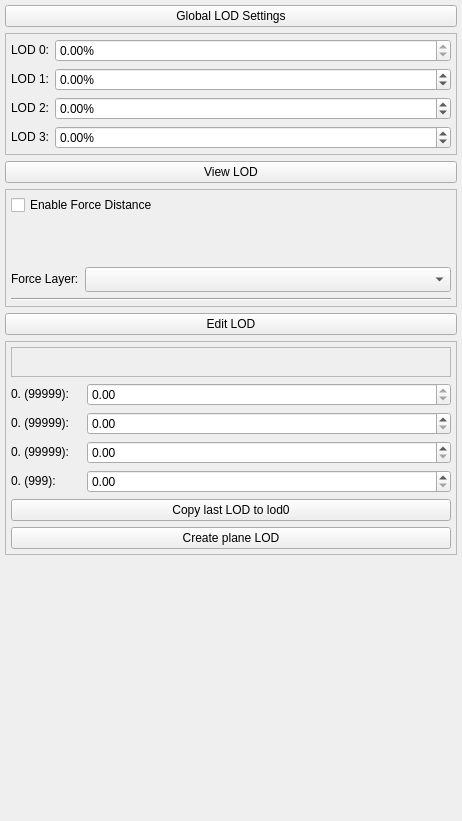
Above: Tools/ResourceEditor/DataQt/LODEditor.ui from xaoctech/dava.engine before the change. Below: the same form after it.
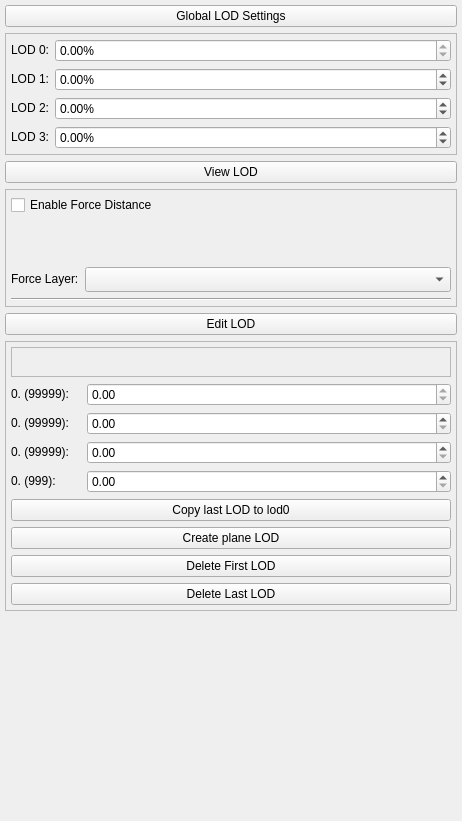
That is the form after the change. Icons and pictures are not drawn. Custom widgets are drawn as their Qt base class.

Commit message: [DF-3081] Added deletion of last and first lodes

The edit to the form file:
```diff
--- a/Tools/ResourceEditor/DataQt/LODEditor.ui
+++ b/Tools/ResourceEditor/DataQt/LODEditor.ui
@@ -14,9 +14,6 @@
    <string>Form</string>
   </property>
   <layout class="QVBoxLayout" name="verticalLayout">
-   <property name="spacing">
-    <number>6</number>
-   </property>
    <property name="margin">
     <number>5</number>
    </property>
@@ -548,6 +545,20 @@
         </property>
        </widget>
       </item>
+      <item row="7" column="0" colspan="2">
+       <widget class="QPushButton" name="buttonDeleteFirstLOD">
+        <property name="text">
+         <string>Delete First LOD</string>
+        </property>
+       </widget>
+      </item>
+      <item row="8" column="0" colspan="2">
+       <widget class="QPushButton" name="buttonDeleteLastLOD">
+        <property name="text">
+         <string>Delete Last LOD</string>
+        </property>
+       </widget>
+      </item>
      </layout>
     </widget>
    </item>
```
The commit also changes 6 other files.
